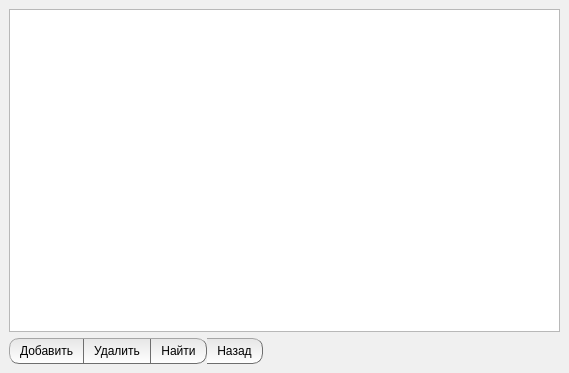
Qt form model.ui (Vorlogg/ManagePasswords) before a commit.
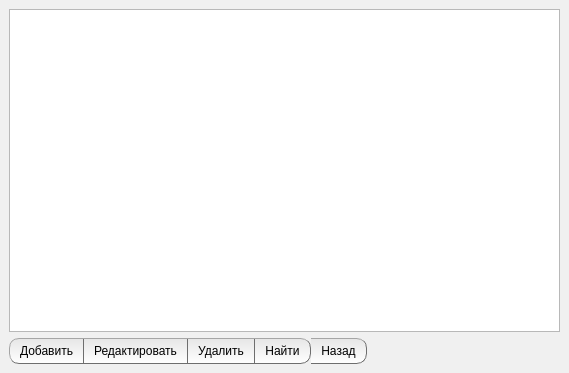
The same form after that commit.

The edit to the form file:
```diff
--- a/model.ui
+++ b/model.ui
@@ -114,6 +114,56 @@
         </property>
        </widget>
       </item>
+      <item>
+       <widget class="QPushButton" name="pushButton_5">
+        <property name="sizePolicy">
+         <sizepolicy hsizetype="Fixed" vsizetype="Fixed">
+          <horstretch>0</horstretch>
+          <verstretch>0</verstretch>
+         </sizepolicy>
+        </property>
+        <property name="minimumSize">
+         <size>
+          <width>0</width>
+          <height>0</height>
+         </size>
+        </property>
+        <property name="maximumSize">
+         <size>
+          <width>16777215</width>
+          <height>16777215</height>
+         </size>
+        </property>
+        <property name="cursor">
+         <cursorShape>PointingHandCursor</cursorShape>
+        </property>
+        <property name="styleSheet">
+         <string notr="true">QPushButton {
+	padding-top: 5px;
+	padding-bottom: 5px;
+	padding-left: 10px;
+	padding-right: 10px;
+    background-color:  qlineargradient(spread:pad, x1:1, y1:0, x2:1, y2:1, stop:0 rgba(230, 230, 230, 255), stop:1 rgba(255, 255, 255, 255));
+    border-style: outset;
+    border-top-width: 1px;
+	border-bottom-width: 1px;
+	border-right-width: 1px;
+    border-color: rgb(110, 110, 110);
+}
+
+QPushButton:hover {
+    background-color:rgb(220,220,220);
+ }
+
+QPushButton:pressed {
+    background-color:rgb(200,200,200);
+ }</string>
+        </property>
+        <property name="text">
+         <string>Редактировать</string>
+        </property>
+       </widget>
+      </item>
       <item>
        <widget class="QPushButton" name="pushButton_2">
         <property name="sizePolicy">
```
